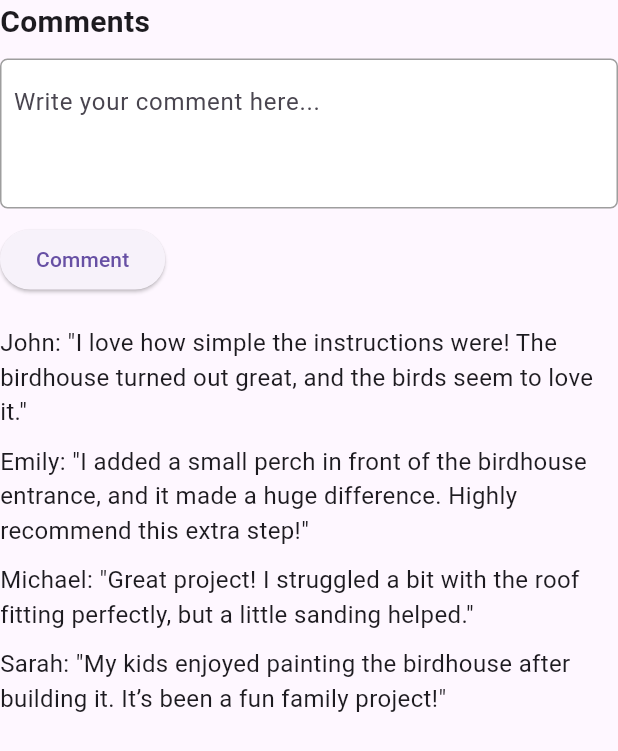
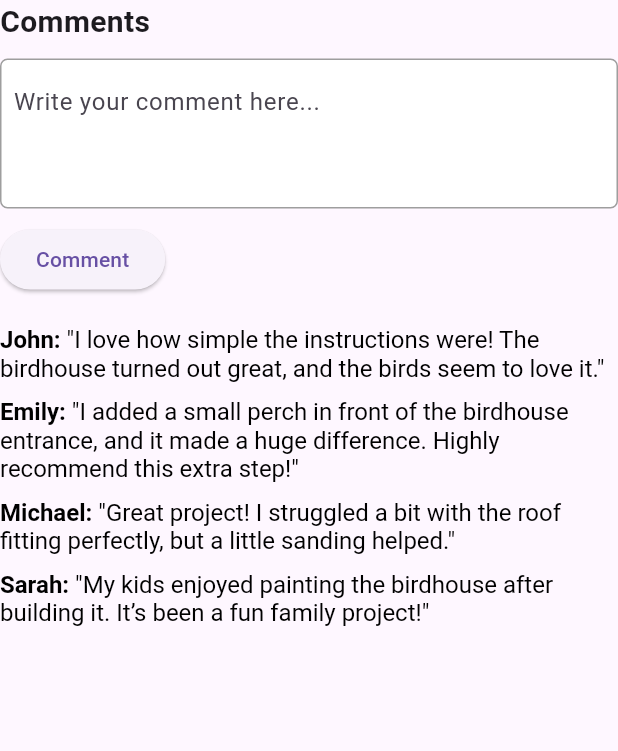
Before and after one commit to stihan01/mobile-computing-nestify, a Flutter app: the CommentSection widget shown alone on an empty page, opened directly with empty values, on a phone screen of 412 x 824 dp. Shown: the top 751 px of the screen. Run offline on Flutter 3.47's test engine with Material 3 defaults, Android fonts, the phone set to English and light mode, and no system bars; our stand-ins replace go_router; network calls fail.

Commit message:
bolded usernames in comment section

```diff
--- a/lib/widgets/commentSection.dart
+++ b/lib/widgets/commentSection.dart
@@ -62,33 +62,73 @@ class CommentSection extends StatelessWidget {
         ListView(
           shrinkWrap: true, // Make the ListView shrink to fit
           physics: const NeverScrollableScrollPhysics(), // Prevent inner scrolling
-          children: const [
+          children: [
             Padding(
-              padding: const EdgeInsets.only(bottom: 10),
-              child: Text(
-                'John: "I love how simple the instructions were! The birdhouse turned out great, and the birds seem to love it."',
-                style: TextStyle(fontSize: 16),
+              padding: EdgeInsets.only(bottom: 10),
+              child: RichText(
+                text: TextSpan(
+                  style: TextStyle(fontSize: 16, color: Colors.black), // Default text style
+                  children: [
+                    TextSpan(
+                      text: 'John: ', // Username part
+                      style: TextStyle(fontWeight: FontWeight.bold), // Bold style for username
+                    ),
+                    TextSpan(
+                      text: '"I love how simple the instructions were! The birdhouse turned out great, and the birds seem to love it."', // Comment part
+                    ),
+                  ],
+                ),
               ),
             ),
             Padding(
-              padding: const EdgeInsets.only(bottom: 10),
-              child: Text(
-                'Emily: "I added a small perch in front of the birdhouse entrance, and it made a huge difference. Highly recommend this extra step!"',
-                style: TextStyle(fontSize: 16),
+              padding: EdgeInsets.only(bottom: 10),
+              child: RichText(
+                text: TextSpan(
+                  style: TextStyle(fontSize: 16, color: Colors.black),
+                  children: [
+                    TextSpan(
+                      text: 'Emily: ',
+                      style: TextStyle(fontWeight: FontWeight.bold),
+                    ),
+                    TextSpan(
+                      text: '"I added a small perch in front of the birdhouse entrance, and it made a huge difference. Highly recommend this extra step!"',
+                    ),
+                  ],
+                ),
               ),
             ),
             Padding(
-              padding: const EdgeInsets.only(bottom: 10),
-              child: Text(
-                'Michael: "Great project! I struggled a bit with the roof fitting perfectly, but a little sanding helped."',
-                style: TextStyle(fontSize: 16),
+              padding: EdgeInsets.only(bottom: 10),
+              child: RichText(
+                text: TextSpan(
+                  style: TextStyle(fontSize: 16, color: Colors.black),
+                  children: [
+                    TextSpan(
+                      text: 'Michael: ',
+                      style: TextStyle(fontWeight: FontWeight.bold),
+                    ),
+                    TextSpan(
+                      text: '"Great project! I struggled a bit with the roof fitting perfectly, but a little sanding helped."',
+                    ),
+                  ],
+                ),
               ),
             ),
             Padding(
-              padding: const EdgeInsets.only(bottom: 10),
-              child: Text(
-                'Sarah: "My kids enjoyed painting the birdhouse after building it. It’s been a fun family project!"',
-                style: TextStyle(fontSize: 16),
+              padding: EdgeInsets.only(bottom: 10),
+              child: RichText(
+                text: TextSpan(
+                  style: TextStyle(fontSize: 16, color: Colors.black),
+                  children: [
+                    TextSpan(
+                      text: 'Sarah: ',
+                      style: TextStyle(fontWeight: FontWeight.bold),
+                    ),
+                    TextSpan(
+                      text: '"My kids enjoyed painting the birdhouse after building it. It’s been a fun family project!"',
+                    ),
+                  ],
+                ),
               ),
             ),
           ],
--- a/lib/widgets/tabBox.dart
+++ b/lib/widgets/tabBox.dart
@@ -27,7 +27,7 @@ class TabBox extends StatelessWidget {
             ],
           ),
           // The TabBarView must have a fixed height
-          Container(
+          SizedBox(
             height: 300, // Set a fixed height for TabBarView
             child: TabBarView(
               children: [
```
